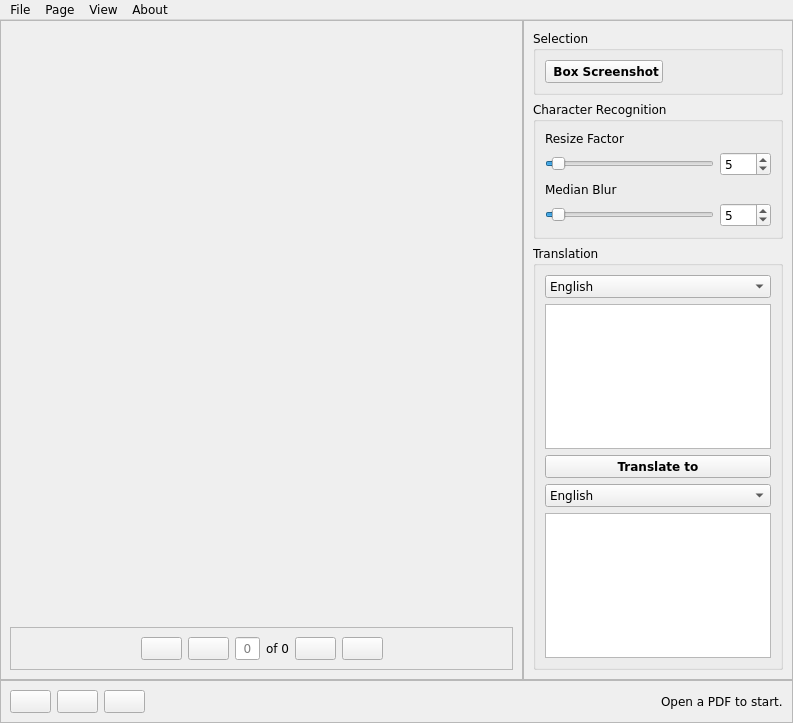
Qt form comic-lens/form.ui (kylekce/Comic-Lens) before a commit.
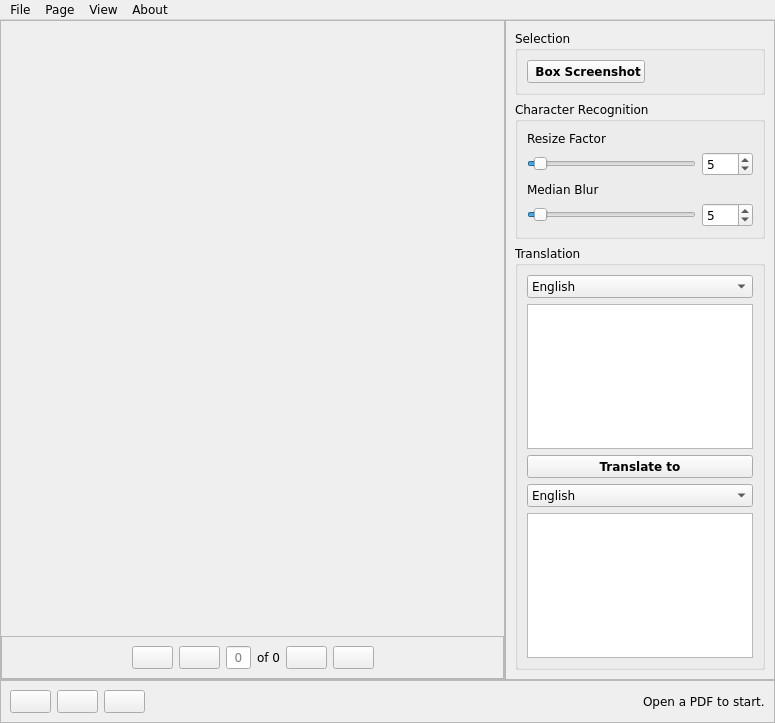
The same form after that commit. Icons and pictures are not drawn.

```diff
--- a/comic-lens/form.ui
+++ b/comic-lens/form.ui
@@ -72,6 +72,21 @@
            <enum>QFrame::Raised</enum>
           </property>
           <layout class="QVBoxLayout" name="verticalLayout_5" stretch="1,0">
+           <property name="spacing">
+            <number>0</number>
+           </property>
+           <property name="leftMargin">
+            <number>0</number>
+           </property>
+           <property name="topMargin">
+            <number>0</number>
+           </property>
+           <property name="rightMargin">
+            <number>0</number>
+           </property>
+           <property name="bottomMargin">
+            <number>0</number>
+           </property>
            <item>
             <layout class="QHBoxLayout" name="page_layout">
              <property name="sizeConstraint">
```
